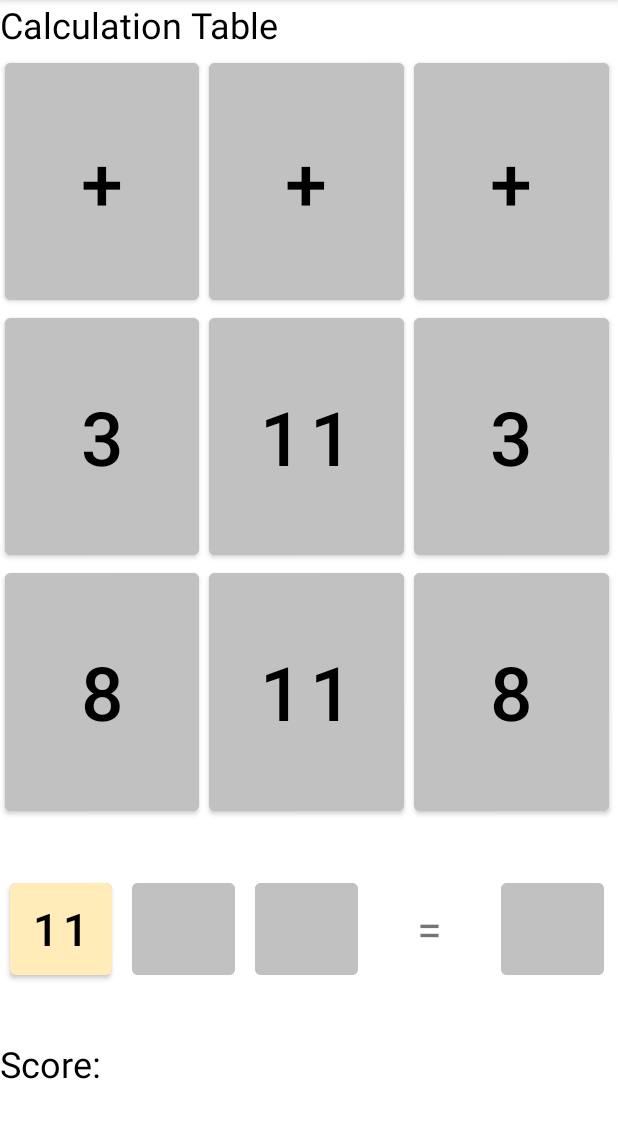
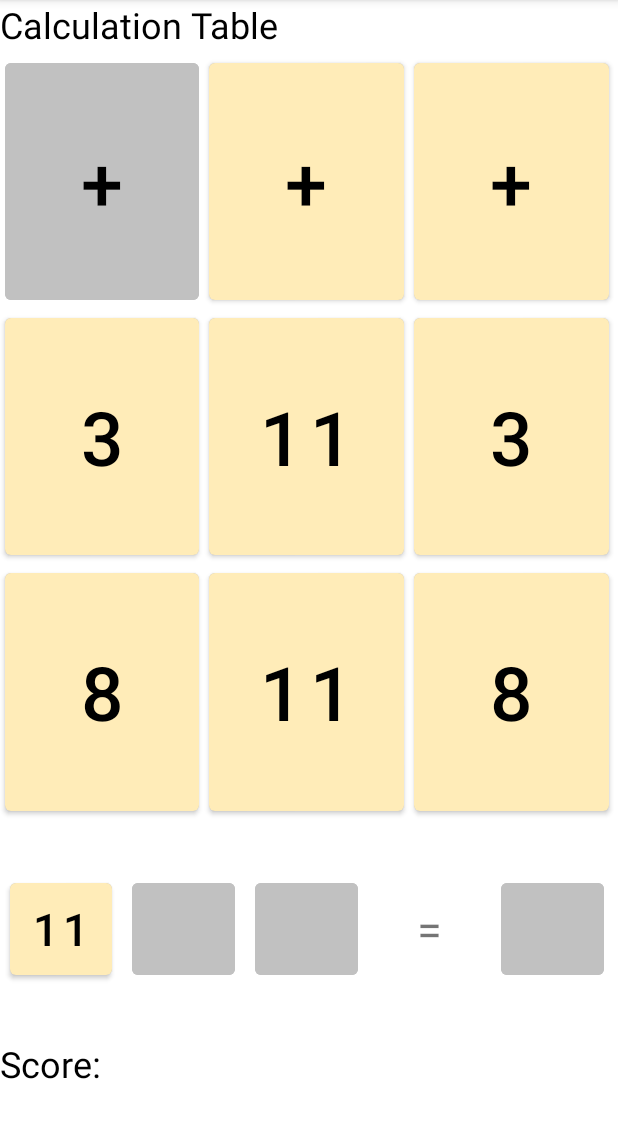
Before and after one commit to Herophillix/calculation-matrix, an Android app: the screen it shows after launch (MainActivity), after a tap on "11", on a phone screen of 412 x 824 dp, the part 84-1222 px from its top. Run offline under Robolectric (Android 15) with nearby library versions, the phone set to English and light mode, and no system bars.

Commit message:
Prevent crash from button clicks

```diff
--- a/app/src/main/java/com/example/calculationmatrix/EquationButton.java
+++ b/app/src/main/java/com/example/calculationmatrix/EquationButton.java
@@ -16,10 +16,10 @@ public class EquationButton {
         button.setOnClickListener(new View.OnClickListener() {
             @Override
             public void onClick(View view) {
-                RemoveOccupyingButton(false);
+                UndoOccupyingButton();
             }
         });
-        SetButtonEnabled(false);
+        SetButtonText("");
         occupyingGridButton = null;
     }
 
@@ -31,17 +31,22 @@ public class EquationButton {
     public void SetOccupyingButton(GridButton gridButton)
     {
         occupyingGridButton = gridButton;
-        this.button.setText(gridButton.GetButton().getText());
-        SetButtonEnabled(true);
+        SetButtonText(gridButton.GetButton().getText().toString());
+
+        gridButton.TakeTopValue();
     }
 
-    public void RemoveOccupyingButton(boolean isSolved)
+    private void UndoOccupyingButton()
     {
-        if(!isSolved)
-            occupyingGridButton.UndoTakeTopValue();
+        occupyingGridButton.UndoTakeTopValue();
+        RemoveOccupyingButton();
+    }
+
+    public void RemoveOccupyingButton()
+    {
+        occupyingGridButton.SetButtonEnabled(true);
         occupyingGridButton = null;
-        this.button.setText("");
-        SetButtonEnabled(false);
+        SetButtonText("");
     }
 
     public boolean IsOccupied()
@@ -49,8 +54,10 @@ public class EquationButton {
         return occupyingGridButton != null;
     }
 
-    public void SetButtonEnabled(boolean enabled)
+    private void SetButtonText(String text)
     {
+        button.setText(text);
+        boolean enabled = !text.equals("");
         button.setEnabled(enabled);
         button.setBackgroundColor(Color.parseColor(enabled ? "#ffecb8" : "#C1C1C1"));
     }
--- a/app/src/main/java/com/example/calculationmatrix/GridButton.java
+++ b/app/src/main/java/com/example/calculationmatrix/GridButton.java
@@ -1,5 +1,6 @@
 package com.example.calculationmatrix;
 
+import android.graphics.Color;
 import android.widget.Button;
 
 import java.util.ArrayList;
@@ -19,6 +20,7 @@ public class GridButton {
     {
         this.button = button;
         button.setText(values.get(values.size() - 1));
+        SetButtonEnabled(true);
     }
 
     public Button GetButton()
@@ -45,12 +47,35 @@ public class GridButton {
     public void TakeTopValue()
     {
         --currentIndex;
-        button.setText(values.get(currentIndex));
+        if(currentIndex >= 0)
+        {
+            button.setText(values.get(currentIndex));
+        }
+        else
+        {
+            button.setText("");
+        }
+        SetButtonEnabled(false);
     }
 
     public void UndoTakeTopValue()
     {
         ++currentIndex;
         button.setText(values.get(currentIndex));
+        SetButtonEnabled(true);
+    }
+
+    public void SetButtonEnabled(boolean enabled)
+    {
+        if(currentIndex < 0)
+        {
+            button.setEnabled(false);
+            button.setBackgroundColor(Color.parseColor("#C1C1C1"));
+        }
+        else
+        {
+            button.setEnabled(enabled);
+            button.setBackgroundColor(Color.parseColor(enabled ? "#ffecb8" : "#C1C1C1"));
+        }
     }
 }
--- a/app/src/main/java/com/example/calculationmatrix/MainActivity.java
+++ b/app/src/main/java/com/example/calculationmatrix/MainActivity.java
@@ -77,7 +77,6 @@ public class MainActivity extends AppCompatActivity {
                 if(!digits.IsOccupied())
                 {
                     digits.SetOccupyingButton(gridButton);
-                    gridButton.TakeTopValue();
                     break;
                 }
             }
@@ -87,7 +86,6 @@ public class MainActivity extends AppCompatActivity {
             if(!signButton.IsOccupied())
             {
                 signButton.SetOccupyingButton(gridButton);
-                gridButton.TakeTopValue();
             }
         }
 
@@ -108,9 +106,9 @@ public class MainActivity extends AppCompatActivity {
         {
             for(EquationButton digits: digitButtons)
             {
-                digits.RemoveOccupyingButton(true);
+                digits.RemoveOccupyingButton();
             }
-            signButton.RemoveOccupyingButton(true);
+            signButton.RemoveOccupyingButton();
         }
     }
 
```
